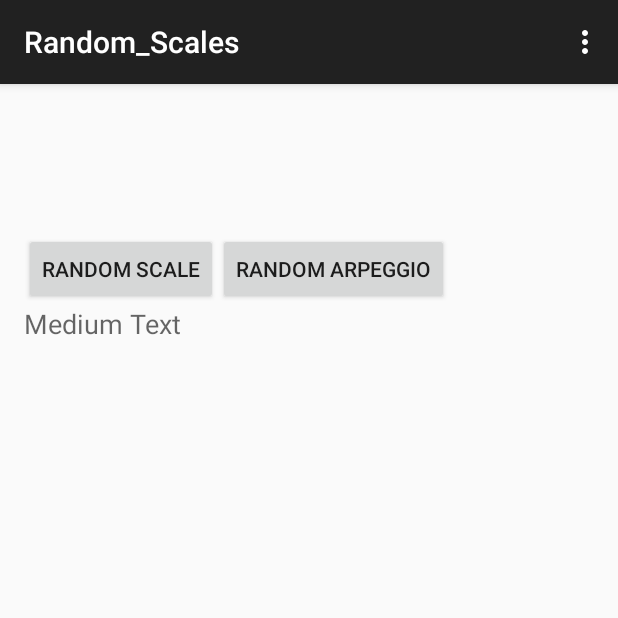
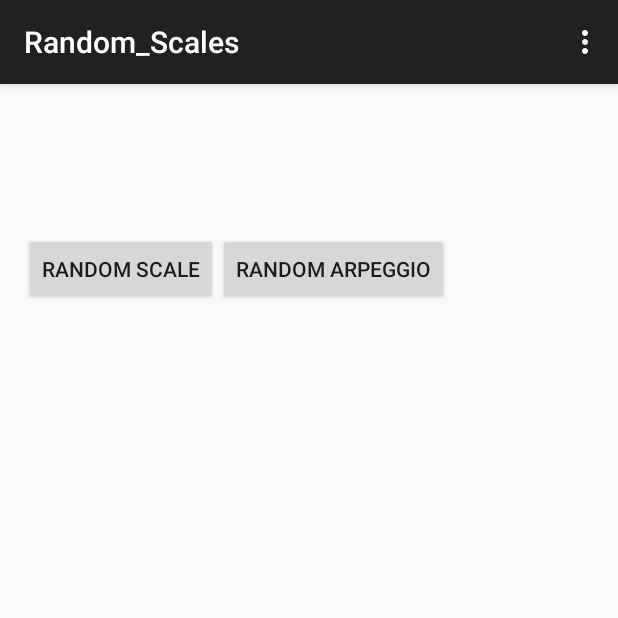
Before and after one commit to andrewreeman/RandomScales, an Android app: the screen it shows after launch (MainActivity), on a phone screen of 412 x 824 dp, the top half of it. Run offline under Robolectric (Android 15) with nearby library versions, the phone set to English and light mode, and no system bars.

Commit message:
With empty output string on init

```diff
--- a/app/src/main/res/layout/activity_main.xml
+++ b/app/src/main/res/layout/activity_main.xml
@@ -3,7 +3,8 @@
     android:layout_height="match_parent" android:paddingLeft="@dimen/activity_horizontal_margin"
     android:paddingRight="@dimen/activity_horizontal_margin"
     android:paddingTop="@dimen/activity_vertical_margin"
-    android:paddingBottom="@dimen/activity_vertical_margin" tools:context=".MainActivity">
+    android:paddingBottom="@dimen/activity_vertical_margin" tools:context=".MainActivity"
+>
 
     <Button
         android:layout_width="wrap_content"
@@ -29,10 +30,10 @@
         android:layout_width="wrap_content"
         android:layout_height="wrap_content"
         android:textAppearance="?android:attr/textAppearanceMedium"
-        android:text="Medium Text"
         android:id="@+id/randResult"
         android:layout_below="@+id/randScale"
         android:layout_alignParentLeft="true"
-        android:layout_alignParentStart="true" />
+        android:layout_alignParentStart="true"
+        android:text="" />
 
 </RelativeLayout>
```
